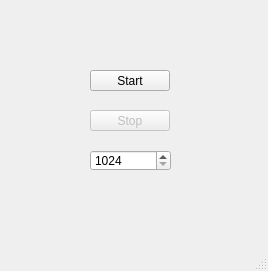
The window that Actividad_8/Actividad_8_2/mainwindow.ui (S-Bou/Practicas_SII) describes before a commit, drawn with Qt 5.
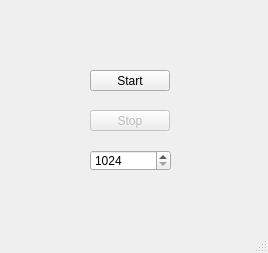
The same window after the commit.

The edit to the form file:
```diff
--- a/Actividad_8/Actividad_8_2/mainwindow.ui
+++ b/Actividad_8/Actividad_8_2/mainwindow.ui
@@ -7,7 +7,7 @@
     <x>0</x>
     <y>0</y>
     <width>268</width>
-    <height>271</height>
+    <height>253</height>
    </rect>
   </property>
   <property name="windowTitle">
```
